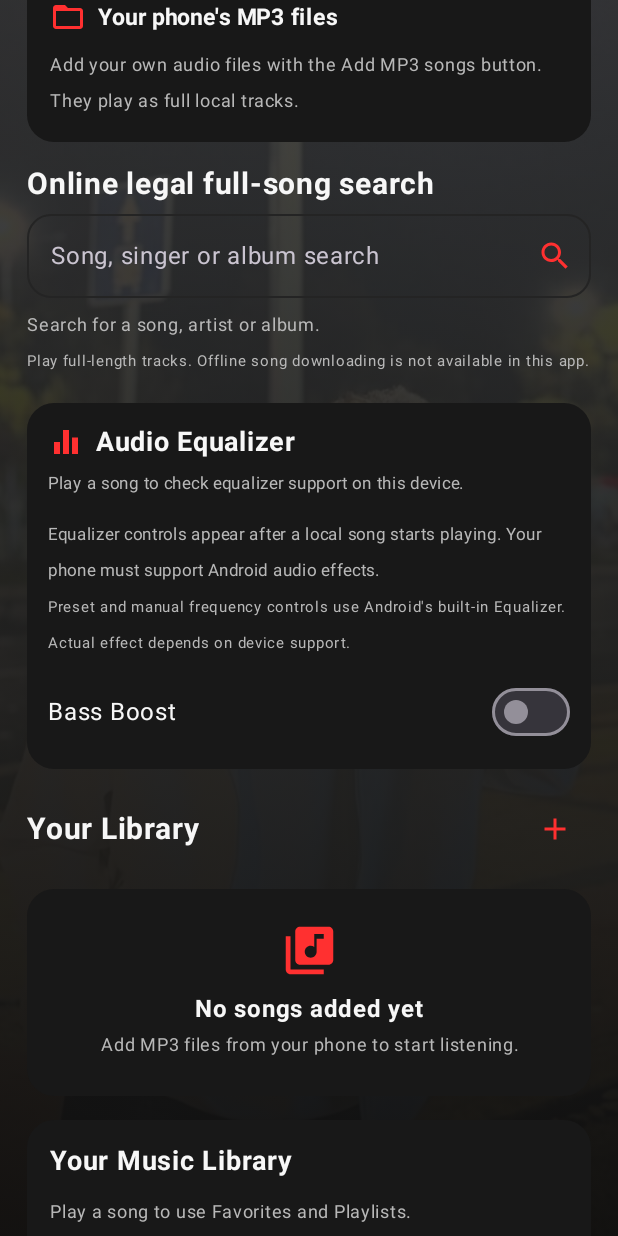
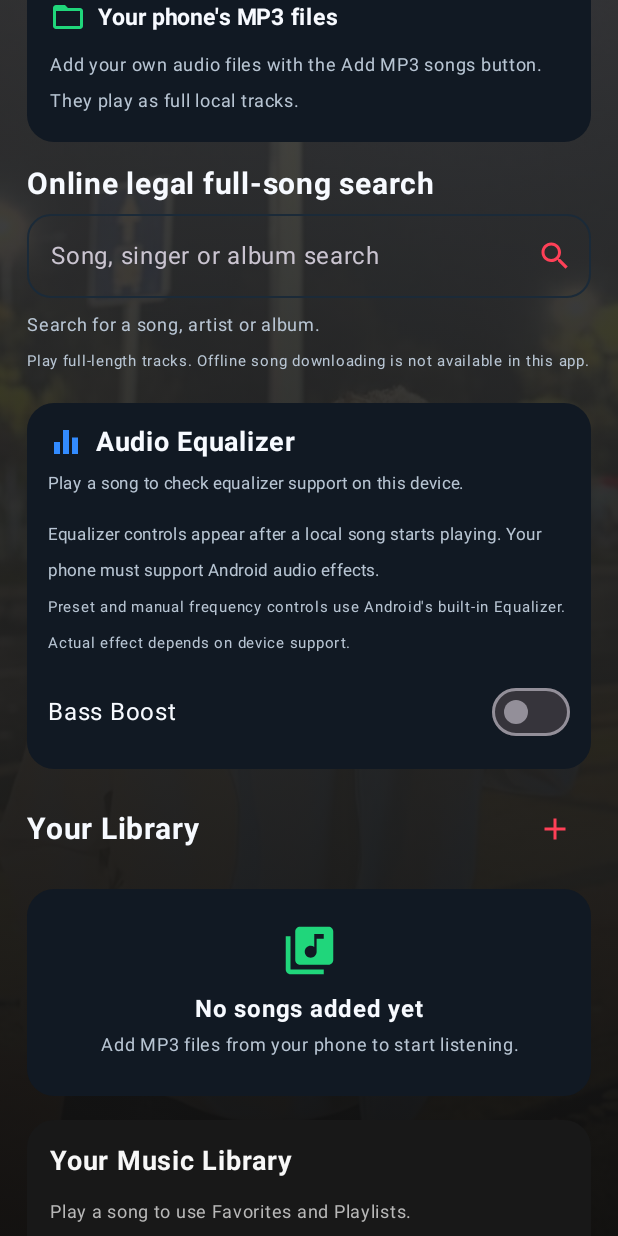
Before and after one commit to Mrperfectyadav007/Mr-perfect-yadav-_07, an Android app built with Jetpack Compose: the screen it shows after launch (MainActivity), scrolled down 576 dp, on a phone screen of 412 x 824 dp. Run offline under Robolectric (Android 15) with nearby library versions, the phone set to English and light mode, and no system bars.

Commit message:
Apply premium green blue red visual theme

```diff
--- a/android-app/app/src/main/java/com/mrperfectyadav/app/MainActivity.kt
+++ b/android-app/app/src/main/java/com/mrperfectyadav/app/MainActivity.kt
@@ -58,12 +58,15 @@ import java.net.URL
 import java.net.URLEncoder
 import org.json.JSONObject
 
-private val Black = Color(0xFF080808)
-private val Panel = Color(0xFF181818)
-private val PanelLight = Color(0xFF242424)
-private val Red = Color(0xFFFF3030)
-private val White = Color(0xFFF7F7F7)
-private val Muted = Color(0xFFB8B8B8)
+private val Black = Color(0xFF070B10)
+private val Panel = Color(0xFF111923)
+private val PanelLight = Color(0xFF1B2A38)
+private val Green = Color(0xFF20D67B)
+private val Blue = Color(0xFF328BFF)
+private val Red = Color(0xFFFF4057)
+private val BrandGradient = listOf(Green, Blue, Red)
+private val White = Color(0xFFF7FAFF)
+private val Muted = Color(0xFFB8C5D3)
 
 private data class LocalSong(val uri: Uri, val title: String)
 
@@ -255,7 +258,8 @@ fun MrPerfectApp() {
     }
 
     MaterialTheme(colorScheme = darkColorScheme(
-        primary = Red, background = Black, surface = Panel,
+        primary = Blue, secondary = Green, tertiary = Red,
+        background = Black, surface = Panel,
         onPrimary = White, onBackground = White, onSurface = White
     )) {
         BackHandler(enabled = showAssistant || showSettings || onlineSongs.isNotEmpty() || searchQuery.isNotBlank()) {
@@ -296,7 +300,7 @@ fun MrPerfectApp() {
                 item {
                     Row(Modifier.fillMaxWidth(), verticalAlignment = Alignment.CenterVertically) {
                         Column(Modifier.weight(1f)) {
-                            Text("MR. PERFECT YADAV", color = Red, fontSize = 12.sp,
+                            Text("MR. PERFECT YADAV", color = Green, fontSize = 12.sp,
                                 fontWeight = FontWeight.Black, letterSpacing = 2.5.sp)
                             Text("Good music. Good mood.", color = White, fontSize = 25.sp,
                                 fontWeight = FontWeight.ExtraBold)
@@ -310,7 +314,7 @@ fun MrPerfectApp() {
                             Icon(Icons.Default.AutoAwesome, contentDescription = "AI Assistant", tint = Red)
                         }
                         IconButton(onClick = { showSettings = true }) {
-                            Icon(Icons.Default.Settings, contentDescription = "Settings", tint = Red)
+                            Icon(Icons.Default.Settings, contentDescription = "Settings", tint = Blue)
                         }
                     }
                 }
@@ -322,7 +326,7 @@ fun MrPerfectApp() {
                     ) {
                         Box(
                             Modifier.fillMaxSize().background(
-                                Brush.linearGradient(listOf(Color(0xFF9E1515), Color(0xFF3A0808), Color(0xFF171717)))
+                                Brush.linearGradient(listOf(Color(0xFF123D2D), Color(0xFF12365E), Color(0xFF4A1727), Color(0xFF101923)))
                             ).padding(20.dp)
                         ) {
                             Column(Modifier.align(Alignment.CenterStart)) {
@@ -354,7 +358,7 @@ fun MrPerfectApp() {
                     ) {
                         Column(Modifier.fillMaxWidth().padding(15.dp), verticalArrangement = Arrangement.spacedBy(8.dp)) {
                             Row(verticalAlignment = Alignment.CenterVertically) {
-                                Icon(Icons.Default.Verified, contentDescription = null, tint = Red)
+                                Icon(Icons.Default.Verified, contentDescription = null, tint = Green)
                                 Spacer(Modifier.width(8.dp))
                                 Text("Licensed music catalog", color = White, fontWeight = FontWeight.Bold, fontSize = 17.sp)
                             }
@@ -364,7 +368,7 @@ fun MrPerfectApp() {
                             )
                             Divider(color = PanelLight)
                             Row(verticalAlignment = Alignment.CenterVertically) {
-                                Icon(Icons.Default.Gavel, contentDescription = null, tint = Red)
+                                Icon(Icons.Default.Gavel, contentDescription = null, tint = Blue)
                                 Spacer(Modifier.width(8.dp))
                                 Text("Free legal full-length music", color = White, fontWeight = FontWeight.Bold, fontSize = 15.sp)
                             }
@@ -373,7 +377,7 @@ fun MrPerfectApp() {
                                 color = Muted, fontSize = 12.sp
                             )
                             Row(verticalAlignment = Alignment.CenterVertically) {
-                                Icon(Icons.Default.FolderOpen, contentDescription = null, tint = Red)
+                                Icon(Icons.Default.FolderOpen, contentDescription = null, tint = Green)
                                 Spacer(Modifier.width(8.dp))
                                 Text("Your phone's MP3 files", color = White, fontWeight = FontWeight.Bold, fontSize = 15.sp)
                             }
@@ -396,8 +400,8 @@ fun MrPerfectApp() {
                         shape = RoundedCornerShape(16.dp),
                         colors = OutlinedTextFieldDefaults.colors(
                             focusedTextColor = White, unfocusedTextColor = White,
-                            focusedBorderColor = Red, unfocusedBorderColor = PanelLight,
-                            focusedLabelColor = Red, cursorColor = Red
+                            focusedBorderColor = Blue, unfocusedBorderColor = PanelLight,
+                            focusedLabelColor = Green, cursorColor = Green
                         ),
                         trailingIcon = {
                             IconButton(onClick = {
@@ -474,7 +478,7 @@ fun MrPerfectApp() {
                     Spacer(Modifier.height(6.dp))
                     Text(searchMessage, color = Muted, fontSize = 12.sp)
                     if (isSearching) {
-                        LinearProgressIndicator(modifier = Modifier.fillMaxWidth(), color = Red)
+                        LinearProgressIndicator(modifier = Modifier.fillMaxWidth(), color = Blue, trackColor = PanelLight)
                     }
                     onlineSongs.forEach { song ->
                         Row(
@@ -507,7 +511,7 @@ fun MrPerfectApp() {
                     ) {
                         Column(Modifier.fillMaxWidth().padding(14.dp)) {
                             Row(verticalAlignment = Alignment.CenterVertically) {
-                                Icon(Icons.Default.Equalizer, contentDescription = null, tint = Red)
+                                Icon(Icons.Default.Equalizer, contentDescription = null, tint = Blue)
                                 Spacer(Modifier.width(8.dp))
                                 Text("Audio Equalizer", color = White, fontSize = 18.sp, fontWeight = FontWeight.Bold)
                             }
@@ -595,7 +599,7 @@ fun MrPerfectApp() {
                     item {
                         Card(colors = CardDefaults.cardColors(containerColor = Panel), shape = RoundedCornerShape(18.dp)) {
                             Column(Modifier.fillMaxWidth().padding(22.dp), horizontalAlignment = Alignment.CenterHorizontally) {
-                                Icon(Icons.Default.LibraryMusic, contentDescription = null, tint = Red, modifier = Modifier.size(38.dp))
+                                Icon(Icons.Default.LibraryMusic, contentDescription = null, tint = Green, modifier = Modifier.size(38.dp))
                                 Spacer(Modifier.height(8.dp))
                                 Text("No songs added yet", color = White, fontWeight = FontWeight.Bold)
                                 Text("Add MP3 files from your phone to start listening.", color = Muted,
@@ -607,14 +611,14 @@ fun MrPerfectApp() {
                     itemsIndexed(songs) { index, song ->
                         Row(
                             Modifier.fillMaxWidth().background(
-                                if (index == currentIndex) Color(0xFF351010) else Panel,
+                                if (index == currentIndex) Color(0xFF123B35) else Panel,
                                 RoundedCornerShape(14.dp)
                             ).clickable { playTrack(index) }.padding(12.dp),
                             verticalAlignment = Alignment.CenterVertically
                         ) {
                             Box(Modifier.size(44.dp).background(PanelLight, RoundedCornerShape(10.dp)),
                                 contentAlignment = Alignment.Center) {
-                                Icon(Icons.Default.MusicNote, contentDescription = null, tint = Red)
+                                Icon(Icons.Default.MusicNote, contentDescription = null, tint = Blue)
                             }
                             Column(Modifier.weight(1f).padding(horizontal = 12.dp)) {
                                 Text(song.title, color = White, fontSize = 14.sp, fontWeight = FontWeight.SemiBold,
```
